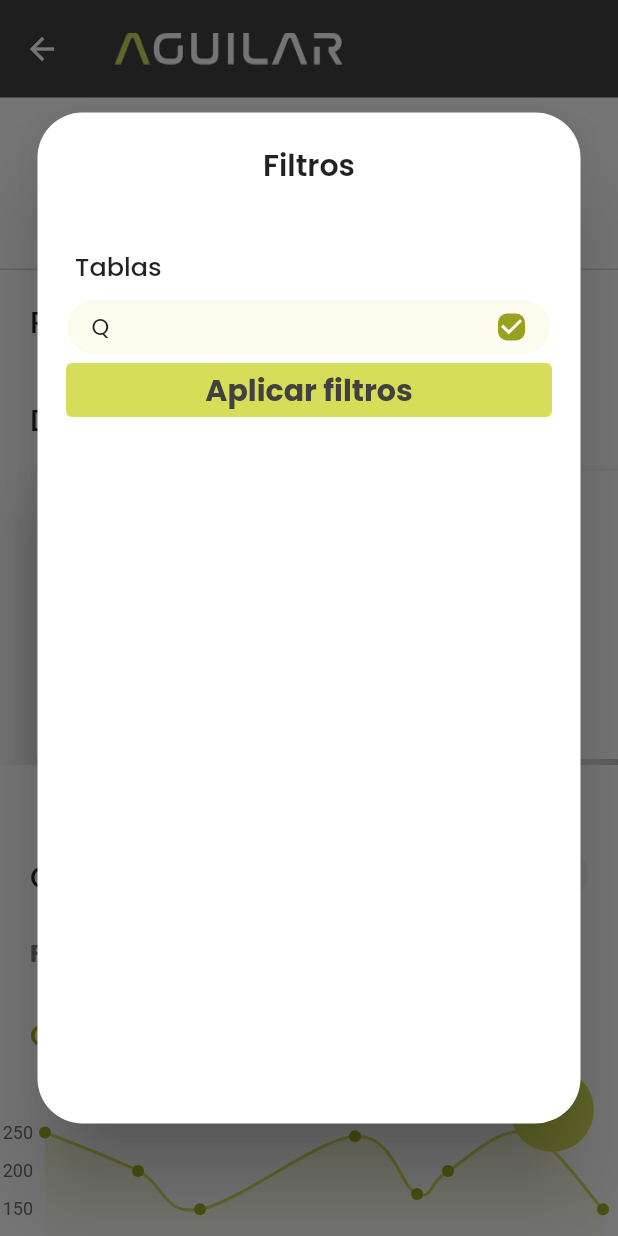
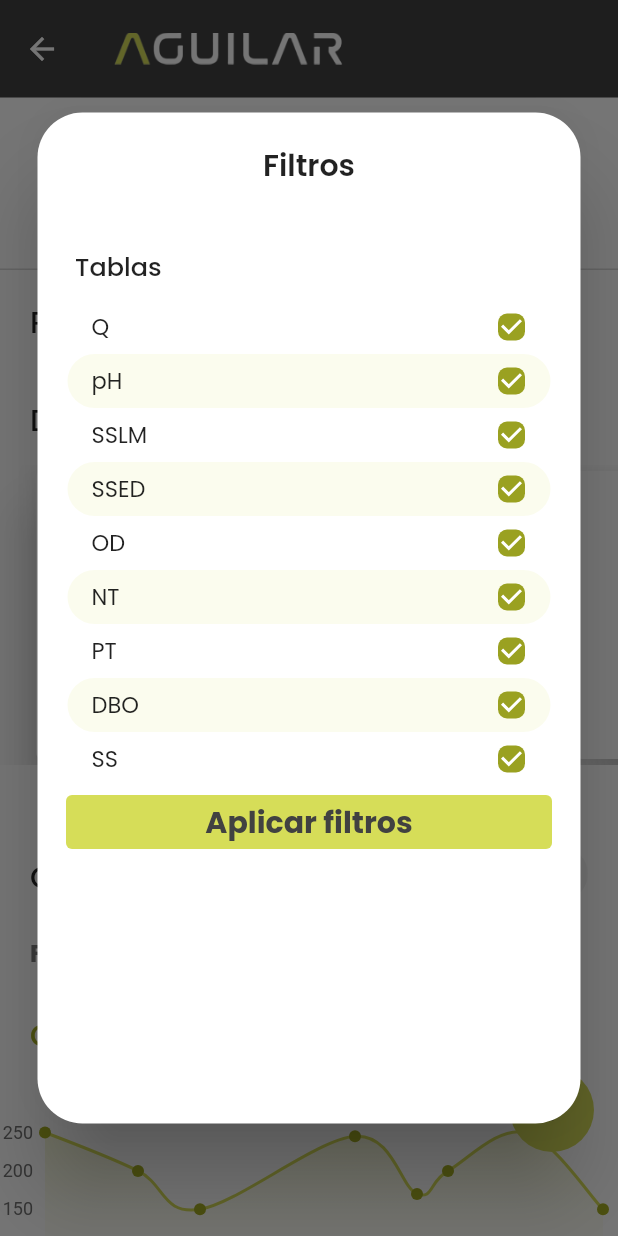
Before and after one commit to GEnriqueGT/plantas_flutter, a Flutter app: the DetailsPage screen opened directly with empty values, after a tap on "Filtrar", on a phone screen of 412 x 824 dp. Run offline on Flutter 3.47's test engine with Material 2 defaults, Android fonts, the light colour scheme and no system bars; drawn by our look-alikes of fl_chart.

Commit message:
funcionalidad de tiles

```diff
--- a/lib/src/ui/details_page.dart
+++ b/lib/src/ui/details_page.dart
@@ -142,6 +142,9 @@ class _DetailsPageState extends State<DetailsPage> {
     return Column(
       children: [
         (qState) ? chartQ() : SizedBox(),
+        (ntState) ? chartNt() : SizedBox(),
+        (dboState) ? chartsDBO() : SizedBox(),
+        (ssState) ? chartsSS() : SizedBox(),
       ],
     );
   }
@@ -238,36 +241,113 @@ class _DetailsPageState extends State<DetailsPage> {
 
   alertOptions(BuildContext context) {
     bool localQstate = qState;
+    bool localPhstate = phState;
+    bool localSslmstate = sslmState;
+    bool localSsedstate = ssedState;
+    bool localOdstate = odState;
+    bool localNtstate = ntState;
+    bool localPtstate = ptState;
+    bool localDbostate = dboState;
+    bool localSsstate = ssState;
 
-    Widget tileOption(context, letra, int optionIndex, bool localState) {
-      return StatefulBuilder(builder: (context, setState) {
-        return Padding(
-          padding: const EdgeInsets.only(left: 20.0, right: 20),
-          child: ListTile(
-            shape:
-                RoundedRectangleBorder(borderRadius: BorderRadius.circular(30)),
-            dense: true,
-            visualDensity: VisualDensity(vertical: -3),
-            title: Text(letra,
-                style: const TextStyle(
-                    fontWeight: FontWeight.w400,
-                    fontFamily: 'Poppins',
-                    fontSize: 15)),
-            trailing: Container(
-              width: 20,
-              child: Checkbox(
-                  activeColor: Color(0xff9AA121),
-                  value: localState,
-                  shape: RoundedRectangleBorder(
-                      borderRadius: BorderRadius.circular(6)),
-                  onChanged: (bool? state) {
-                    setState(() {});
-                  }),
-            ),
-            tileColor: (optionIndex % 2 != 0) ? Color(0xffFBFCEE) : null,
-          ),
-        );
-      });
+    List<String> letras = [
+      "Q",
+      "pH",
+      "SSLM",
+      "SSED",
+      "OD",
+      "NT",
+      "PT",
+      "DBO",
+      "SS"
+    ];
+
+    asignar(String letra, bool value) {
+      switch (letra) {
+        case "Q":
+          localQstate = value;
+          break;
+        case "pH":
+          localPhstate = value;
+          break;
+        case "SSLM":
+          localSslmstate = value;
+          break;
+        case "SSED":
+          localSsedstate = value;
+          break;
+        case "OD":
+          localOdstate = value;
+          break;
+        case "NT":
+          localNtstate = value;
+          break;
+        case "PT":
+          localPtstate = value;
+          break;
+        case "DBO":
+          localDbostate = value;
+          break;
+        case "SS":
+          localSsstate = value;
+          break;
+      }
+    }
+
+    bool obtener(String letra) {
+      bool state = false;
+      switch (letra) {
+        case "Q":
+          state = localQstate;
+          break;
+        case "pH":
+          state = localPhstate;
+          break;
+        case "SSLM":
+          state = localSslmstate;
+          break;
+        case "SSED":
+          state = localSsedstate;
+          break;
+        case "OD":
+          state = localOdstate;
+          break;
+        case "NT":
+          state = localNtstate;
+          break;
+        case "PT":
+          state = localPtstate;
+          break;
+        case "DBO":
+          state = localDbostate;
+          break;
+        case "SS":
+          state = localSsstate;
+          break;
+      }
+      return state;
+    }
+
+    List<Widget> obtenerTiles() {
+      List<Widget> tiles = [];
+
+      for (var i = 0; i < letras.length; i++) {
+        tiles.add(OptionTile(
+          key: Key(letras[i]),
+          onChange: (local) {
+            setState(
+              () {
+                asignar(letras[i], local);
+              },
+            );
+          },
+          localState: obtener(letras[i]),
+          letra: letras[i],
+          colorTile: (i % 2 != 0) ? Color(0xffFBFCEE) : null,
+        ));
+      }
+
+      return tiles;
     }
 
     return showDialog(
@@ -313,23 +393,24 @@ class _DetailsPageState extends State<DetailsPage> {
                           ),
                         ),
                         Padding(
-                            padding: EdgeInsets.only(top: 10), child: Column()),
-                        OptionTile(
-                          key: Key("Q"),
-                          onChange: (local) {
-                            setState(
-                              () {
-                                localQstate = local;
-                              },
-                            );
-                          },
-                          localState: localQstate,
-                          letra: "Q",
-                        ),
+                            padding: EdgeInsets.only(top: 10),
+                            child: Column(
+                              children: obtenerTiles(),
+                            )),
                         ElevatedButton(
                             onPressed: () {
                               setState(() {
+                                log(qState.toString());
+                                log(sslmState.toString());
                                 qState = localQstate;
+                                phState = localPhstate;
+                                sslmState = localSslmstate;
+                                ssedState = localSsedstate;
+                                odState = localOdstate;
+                                ntState = localNtstate;
+                                ptState = localPtstate;
+                                dboState = localDbostate;
+                                ssState = localSsstate;
                                 Navigator.pop(context);
                               });
                             },
@@ -690,12 +771,14 @@ Widget chartsDBO() {
 class OptionTile extends StatefulWidget {
   final Function onChange;
   final String letra;
+  final Color? colorTile;
   bool localState;
   OptionTile(
       {Key? key,
       required this.onChange,
       required this.localState,
-      required this.letra})
+      required this.letra,
+      required this.colorTile})
       : super(key: key);
 
   @override
@@ -730,7 +813,7 @@ class OptionTileState extends State<OptionTile> {
                 });
               }),
         ),
-        tileColor: Color(0xffFBFCEE),
+        tileColor: widget.colorTile,
       ),
     );
   }
```
